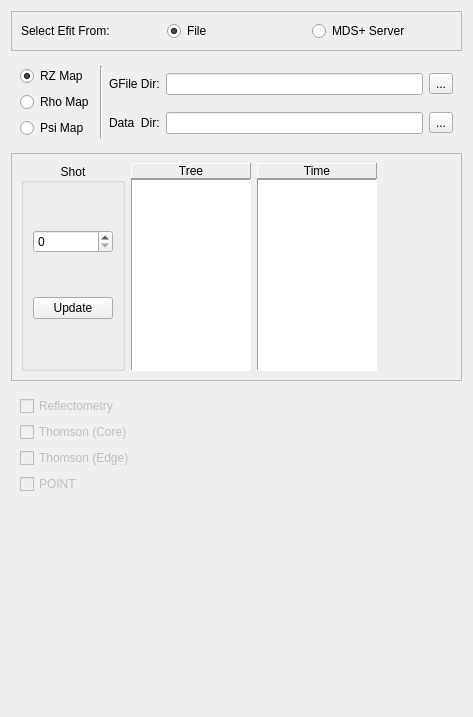
zhengprince/east-fit, file GUI/selectefitne.ui: the form before one commit.
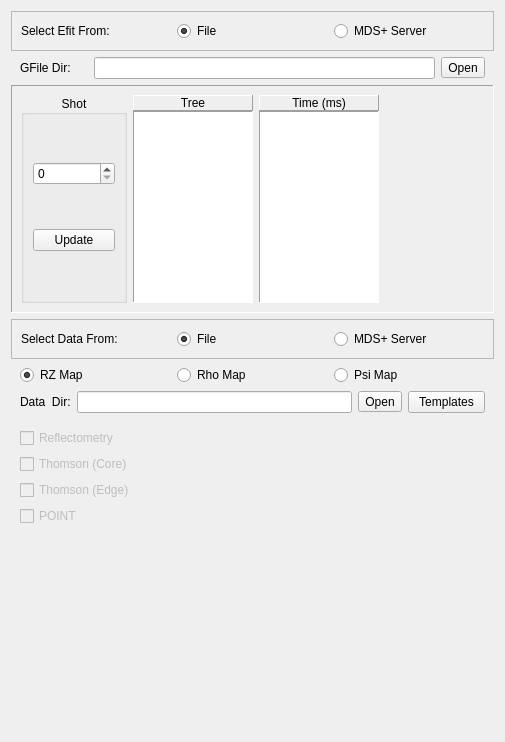
The form after the commit. Custom widgets are drawn as their Qt base class.

```diff
--- a/GUI/selectefitne.ui
+++ b/GUI/selectefitne.ui
@@ -6,29 +6,32 @@
    <rect>
     <x>0</x>
     <y>0</y>
-    <width>473</width>
-    <height>717</height>
+    <width>505</width>
+    <height>742</height>
    </rect>
   </property>
-  <layout class="QGridLayout" name="gridLayout_2">
+  <property name="windowTitle">
+   <string>Form</string>
+  </property>
+  <layout class="QGridLayout" name="gridLayout_4">
    <item row="0" column="0">
-    <widget class="QFrame" name="frame">
+    <widget class="QFrame" name="frame_6">
      <property name="frameShape">
       <enum>QFrame::StyledPanel</enum>
      </property>
      <property name="frameShadow">
       <enum>QFrame::Raised</enum>
      </property>
-     <layout class="QGridLayout" name="gridLayout_7">
+     <layout class="QGridLayout" name="gridLayout_9">
       <item row="0" column="0">
-       <widget class="QLabel" name="label">
+       <widget class="QLabel" name="label_2">
         <property name="text">
          <string>Select Efit From:</string>
         </property>
        </widget>
       </item>
       <item row="0" column="1">
-       <widget class="QRadioButton" name="rbFile">
+       <widget class="QRadioButton" name="rbFile_2">
         <property name="text">
          <string>File</string>
         </property>
@@ -38,7 +41,7 @@
        </widget>
       </item>
       <item row="0" column="2">
-       <widget class="QRadioButton" name="rbMdsPlus">
+       <widget class="QRadioButton" name="rbMdsPlus_2">
         <property name="text">
          <string>MDS+ Server</string>
         </property>
@@ -48,47 +51,39 @@
     </widget>
    </item>
    <item row="1" column="0">
-    <widget class="QFrame" name="frame_2">
+    <widget class="QFrame" name="frame_5">
+     <property name="frameShape">
+      <enum>QFrame::NoFrame</enum>
+     </property>
+     <property name="frameShadow">
+      <enum>QFrame::Plain</enum>
+     </property>
      <layout class="QGridLayout" name="gridLayout_3">
-      <item row="0" column="0" rowspan="2">
-       <layout class="QVBoxLayout" name="verticalLayout">
-        <item>
-         <widget class="QRadioButton" name="rbRZMap">
-          <property name="text">
-           <string>RZ Map</string>
-          </property>
-          <property name="checked">
-           <bool>true</bool>
-          </property>
-         </widget>
-        </item>
-        <item>
-         <widget class="QRadioButton" name="rbRhoMap">
-          <property name="text">
-           <string>Rho Map</string>
-          </property>
-         </widget>
-        </item>
-        <item>
-         <widget class="QRadioButton" name="rbPsiMap">
-          <property name="text">
-           <string>Psi Map</string>
-          </property>
-         </widget>
-        </item>
-       </layout>
-      </item>
-      <item row="0" column="1" rowspan="2">
-       <widget class="Line" name="line">
-        <property name="orientation">
-         <enum>Qt::Vertical</enum>
-        </property>
-       </widget>
-      </item>
-      <item row="0" column="2">
+      <property name="margin">
+       <number>0</number>
+      </property>
+      <item row="0" column="0">
        <layout class="QHBoxLayout" name="horizontalLayout_2">
+        <property name="leftMargin">
+         <number>9</number>
+        </property>
+        <property name="rightMargin">
+         <number>9</number>
+        </property>
         <item>
          <widget class="QLabel" name="lGFileDir">
+          <property name="sizePolicy">
+           <sizepolicy hsizetype="Fixed" vsizetype="Preferred">
+            <horstretch>0</horstretch>
+            <verstretch>0</verstretch>
+           </sizepolicy>
+          </property>
+          <property name="minimumSize">
+           <size>
+            <width>68</width>
+            <height>0</height>
+           </size>
+          </property>
           <property name="text">
            <string>GFile Dir:</string>
           </property>
@@ -104,32 +99,7 @@
         <item>
          <widget class="QToolButton" name="tbGFileDir">
           <property name="text">
-           <string>...</string>
-          </property>
-         </widget>
-        </item>
-       </layout>
-      </item>
-      <item row="1" column="2">
-       <layout class="QHBoxLayout" name="horizontalLayout_3">
-        <item>
-         <widget class="QLabel" name="lDataDir">
-          <property name="text">
-           <string>Data  Dir:</string>
-          </property>
-         </widget>
-        </item>
-        <item>
-         <widget class="QLineEdit" name="leDataDir">
-          <property name="dragEnabled">
-           <bool>true</bool>
-          </property>
-         </widget>
-        </item>
-        <item>
-         <widget class="QToolButton" name="tbData">
-          <property name="text">
-           <string>...</string>
+           <string>Open</string>
           </property>
          </widget>
         </item>
@@ -141,10 +111,10 @@
    <item row="2" column="0">
     <widget class="QFrame" name="frame_4">
      <property name="frameShape">
-      <enum>QFrame::StyledPanel</enum>
+      <enum>QFrame::Panel</enum>
      </property>
      <property name="frameShadow">
-      <enum>QFrame::Raised</enum>
+      <enum>QFrame::Sunken</enum>
      </property>
      <layout class="QHBoxLayout" name="horizontalLayout">
       <item>
@@ -235,7 +205,7 @@
            <enum>QFrame::Raised</enum>
           </property>
           <property name="text">
-           <string>Time</string>
+           <string>Time (ms)</string>
           </property>
           <property name="alignment">
            <set>Qt::AlignCenter</set>
@@ -280,8 +250,147 @@
     </widget>
    </item>
    <item row="3" column="0">
+    <widget class="QFrame" name="frame">
+     <property name="frameShape">
+      <enum>QFrame::StyledPanel</enum>
+     </property>
+     <property name="frameShadow">
+      <enum>QFrame::Raised</enum>
+     </property>
+     <layout class="QGridLayout" name="gridLayout_7">
+      <item row="0" column="0">
+       <widget class="QLabel" name="label">
+        <property name="text">
+         <string>Select Data From:</string>
+        </property>
+       </widget>
+      </item>
+      <item row="0" column="1">
+       <widget class="QRadioButton" name="rbFile">
+        <property name="text">
+         <string>File</string>
+        </property>
+        <property name="checked">
+         <bool>true</bool>
+        </property>
+       </widget>
+      </item>
+      <item row="0" column="2">
+       <widget class="QRadioButton" name="rbMdsPlus">
+        <property name="text">
+         <string>MDS+ Server</string>
+        </property>
+       </widget>
+      </item>
+     </layout>
+    </widget>
+   </item>
+   <item row="4" column="0">
+    <widget class="QFrame" name="frame_2">
+     <layout class="QGridLayout" name="gridLayout_2">
+      <property name="margin">
+       <number>0</number>
+      </property>
+      <item row="0" column="0">
+       <layout class="QHBoxLayout" name="horizontalLayout_4">
+        <property name="leftMargin">
+         <number>9</number>
+        </property>
+        <property name="rightMargin">
+         <number>9</number>
+        </property>
+        <item>
+         <widget class="QRadioButton" name="rbRZMap">
+          <property name="text">
+           <string>RZ Map</string>
+          </property>
+          <property name="checked">
+           <bool>true</bool>
+          </property>
+         </widget>
+        </item>
+        <item>
+         <widget class="QRadioButton" name="rbRhoMap">
+          <property name="text">
+           <string>Rho Map</string>
+          </property>
+         </widget>
+        </item>
+        <item>
+         <widget class="QRadioButton" name="rbPsiMap">
+          <property name="text">
+           <string>Psi Map</string>
+          </property>
+         </widget>
+        </item>
+       </layout>
+      </item>
+      <item row="1" column="0">
+       <layout class="QHBoxLayout" name="horizontalLayout_3">
+        <property name="leftMargin">
+         <number>9</number>
+        </property>
+        <property name="rightMargin">
+         <number>9</number>
+        </property>
+        <item>
+         <widget class="QLabel" name="lDataDir">
+          <property name="sizePolicy">
+           <sizepolicy hsizetype="Fixed" vsizetype="Preferred">
+            <horstretch>0</horstretch>
+            <verstretch>0</verstretch>
+           </sizepolicy>
+          </property>
+          <property name="text">
+           <string>Data  Dir:</string>
+          </property>
+         </widget>
+        </item>
+        <item>
+         <widget class="QLineEdit" name="leDataDir">
+          <property name="dragEnabled">
+           <bool>true</bool>
+          </property>
+         </widget>
+        </item>
+        <item>
+         <widget class="QToolButton" name="tbData">
+          <property name="text">
+           <string>Open</string>
+          </property>
+         </widget>
+        </item>
+        <item>
+         <widget class="QPushButton" name="pbTemplates">
+          <property name="maximumSize">
+           <size>
+            <width>77</width>
+            <height>16777215</height>
+           </size>
+          </property>
+          <property name="text">
+           <string>Templates</string>
+          </property>
+         </widget>
+        </item>
+       </layout>
+      </item>
+     </layout>
+    </widget>
+   </item>
+   <item row="5" column="0">
     <widget class="QFrame" name="frame_3">
      <layout class="QGridLayout" name="gridLayout_5">
+      <item row="2" column="0">
+       <widget class="QCheckBox" name="diagnostics3">
+        <property name="enabled">
+         <bool>false</bool>
+        </property>
+        <property name="text">
+         <string>Thomson (Edge)</string>
+        </property>
+       </widget>
+      </item>
       <item row="0" column="0">
        <widget class="QCheckBox" name="diagnostics1">
         <property name="enabled">
@@ -292,7 +401,7 @@
         </property>
        </widget>
       </item>
-      <item row="2" column="0">
+      <item row="1" column="0">
        <widget class="QCheckBox" name="diagnostics2">
         <property name="enabled">
          <bool>false</bool>
@@ -302,7 +411,7 @@
         </property>
        </widget>
       </item>
-      <item row="4" column="0">
+      <item row="3" column="0">
        <widget class="QCheckBox" name="diagnostics4">
         <property name="enabled">
          <bool>false</bool>
@@ -312,20 +421,10 @@
         </property>
        </widget>
       </item>
-      <item row="3" column="0">
-       <widget class="QCheckBox" name="diagnostics3">
-        <property name="enabled">
-         <bool>false</bool>
-        </property>
-        <property name="text">
-         <string>Thomson (Edge)</string>
-        </property>
-       </widget>
-      </item>
      </layout>
     </widget>
    </item>
-   <item row="4" column="0">
+   <item row="6" column="0">
     <spacer name="verticalSpacer">
      <property name="orientation">
       <enum>Qt::Vertical</enum>
@@ -333,7 +432,7 @@
      <property name="sizeHint" stdset="0">
       <size>
        <width>20</width>
-       <height>87</height>
+       <height>162</height>
       </size>
      </property>
     </spacer>
```
Left out of the diff: 163 changed lines with no effect on the pictures.
